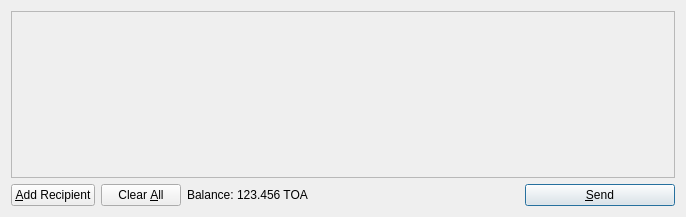
Qt form src/qt/forms/sendcoinsdialog.ui (Pranz/smallchange) before a commit.
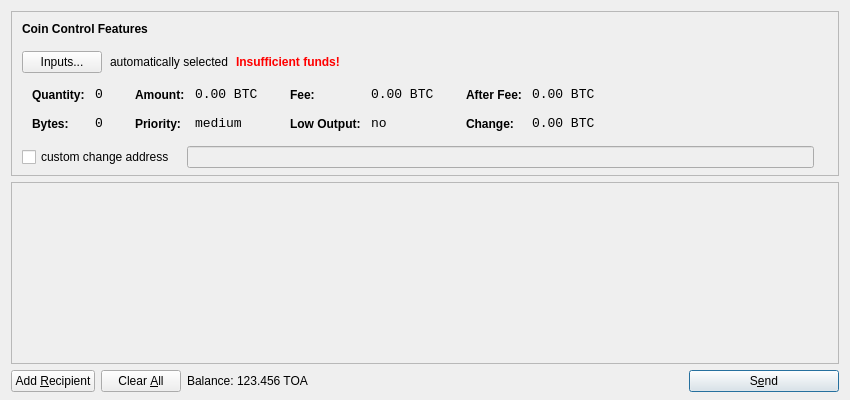
The same form after that commit. Icons and pictures are not drawn.

Commit message: Reboot, forking LiteCoin with modifications to Toakrona

```diff
--- a/src/qt/forms/sendcoinsdialog.ui
+++ b/src/qt/forms/sendcoinsdialog.ui
@@ -6,14 +6,615 @@
    <rect>
     <x>0</x>
     <y>0</y>
-    <width>686</width>
-    <height>217</height>
+    <width>850</width>
+    <height>400</height>
    </rect>
   </property>
   <property name="windowTitle">
    <string>Send Coins</string>
   </property>
-  <layout class="QVBoxLayout" name="verticalLayout">
+  <layout class="QVBoxLayout" name="verticalLayout" stretch="0,1,0">
+   <property name="bottomMargin">
+    <number>8</number>
+   </property>
+   <item>
+    <widget class="QFrame" name="frameCoinControl">
+     <property name="sizePolicy">
+      <sizepolicy hsizetype="Expanding" vsizetype="Expanding">
+       <horstretch>0</horstretch>
+       <verstretch>0</verstretch>
+      </sizepolicy>
+     </property>
+     <property name="maximumSize">
+      <size>
+       <width>16777215</width>
+       <height>16777215</height>
+      </size>
+     </property>
+     <property name="frameShape">
+      <enum>QFrame::StyledPanel</enum>
+     </property>
+     <property name="frameShadow">
+      <enum>QFrame::Sunken</enum>
+     </property>
+     <layout class="QVBoxLayout" name="verticalLayoutCoinControl2">
+      <property name="spacing">
+       <number>-1</number>
+      </property>
+      <property name="leftMargin">
+       <number>0</number>
+      </property>
+      <property name="topMargin">
+       <number>0</number>
+      </property>
+      <property name="rightMargin">
+       <number>0</number>
+      </property>
+      <property name="bottomMargin">
+       <number>6</number>
+      </property>
+      <item>
+       <layout class="QVBoxLayout" name="verticalLayoutCoinControl" stretch="0,0,0,0,1">
+        <property name="spacing">
+         <number>0</number>
+        </property>
+        <property name="leftMargin">
+         <number>10</number>
+        </property>
+        <property name="topMargin">
+         <number>10</number>
+        </property>
+        <item>
+         <layout class="QHBoxLayout" name="horizontalLayoutCoinControl1">
+          <property name="bottomMargin">
+           <number>15</number>
+          </property>
+          <item>
+           <widget class="QLabel" name="labelCoinControlFeatures">
+            <property name="sizePolicy">
+             <sizepolicy hsizetype="Preferred" vsizetype="Maximum">
+              <horstretch>0</horstretch>
+              <verstretch>0</verstretch>
+             </sizepolicy>
+            </property>
+            <property name="font">
+             <font>
+              <weight>75</weight>
+              <bold>true</bold>
+             </font>
+            </property>
+            <property name="styleSheet">
+             <string notr="true">font-weight:bold;</string>
+            </property>
+            <property name="text">
+             <string>Coin Control Features</string>
+            </property>
+           </widget>
+          </item>
+         </layout>
+        </item>
+        <item>
+         <layout class="QHBoxLayout" name="horizontalLayoutCoinControl2" stretch="0,0,0,0">
+          <property name="spacing">
+           <number>8</number>
+          </property>
+          <property name="bottomMargin">
+           <number>10</number>
+          </property>
+          <item>
+           <widget class="QPushButton" name="pushButtonCoinControl">
+            <property name="styleSheet">
+             <string notr="true"/>
+            </property>
+            <property name="text">
+             <string>Inputs...</string>
+            </property>
+           </widget>
+          </item>
+          <item>
+           <widget class="QLabel" name="labelCoinControlAutomaticallySelected">
+            <property name="text">
+             <string>automatically selected</string>
+            </property>
+            <property name="margin">
+             <number>5</number>
+            </property>
+           </widget>
+          </item>
+          <item>
+           <widget class="QLabel" name="labelCoinControlInsuffFunds">
+            <property name="font">
+             <font>
+              <weight>75</weight>
+              <bold>true</bold>
+             </font>
+            </property>
+            <property name="styleSheet">
+             <string notr="true">color:red;font-weight:bold;</string>
+            </property>
+            <property name="text">
+             <string>Insufficient funds!</string>
+            </property>
+            <property name="margin">
+             <number>5</number>
+            </property>
+           </widget>
+          </item>
+          <item>
+           <spacer name="horizontalSpacerCoinControl">
+            <property name="orientation">
+             <enum>Qt::Horizontal</enum>
+            </property>
+            <property name="sizeHint" stdset="0">
+             <size>
+              <width>40</width>
+              <height>1</height>
+             </size>
+            </property>
+           </spacer>
+          </item>
+         </layout>
+        </item>
+        <item>
+         <widget class="QWidget" name="widgetCoinControl" native="true">
+          <property name="sizePolicy">
+           <sizepolicy hsizetype="Preferred" vsizetype="Preferred">
+            <horstretch>0</horstretch>
+            <verstretch>0</verstretch>
+           </sizepolicy>
+          </property>
+          <property name="minimumSize">
+           <size>
+            <width>0</width>
+            <height>0</height>
+           </size>
+          </property>
+          <property name="styleSheet">
+           <string notr="true"/>
+          </property>
+          <layout class="QHBoxLayout" name="horizontalLayoutCoinControl5">
+           <property name="margin">
+            <number>0</number>
+           </property>
+           <item>
+            <layout class="QHBoxLayout" name="horizontalLayoutCoinControl3" stretch="0,0,0,1">
+             <property name="spacing">
+              <number>20</number>
+             </property>
+             <property name="topMargin">
+              <number>0</number>
+             </property>
+             <property name="bottomMargin">
+              <number>10</number>
+             </property>
+             <item>
+              <layout class="QFormLayout" name="formLayoutCoinControl1">
+               <property name="horizontalSpacing">
+                <number>10</number>
+               </property>
+               <property name="verticalSpacing">
+                <number>14</number>
+               </property>
+               <property name="leftMargin">
+                <number>10</number>
+               </property>
+               <property name="topMargin">
+                <number>4</number>
+               </property>
+               <property name="rightMargin">
+                <number>6</number>
+               </property>
+               <item row="0" column="0">
+                <widget class="QLabel" name="labelCoinControlQuantityText">
+                 <property name="styleSheet">
+                  <string notr="true">font-weight:bold;</string>
+                 </property>
+                 <property name="text">
+                  <string>Quantity:</string>
+                 </property>
+                 <property name="margin">
+                  <number>0</number>
+                 </property>
+                </widget>
+               </item>
+               <item row="0" column="1">
+                <widget class="QLabel" name="labelCoinControlQuantity">
+                 <property name="font">
+                  <font>
+                   <family>Monospace</family>
+                   <pointsize>10</pointsize>
+                  </font>
+                 </property>
+                 <property name="cursor">
+                  <cursorShape>IBeamCursor</cursorShape>
+                 </property>
+                 <property name="contextMenuPolicy">
+                  <enum>Qt::ActionsContextMenu</enum>
+                 </property>
+                 <property name="text">
+                  <string notr="true">0</string>
+                 </property>
+                 <property name="margin">
+                  <number>0</number>
+                 </property>
+                 <property name="textInteractionFlags">
+                  <set>Qt::LinksAccessibleByMouse|Qt::TextSelectableByKeyboard|Qt::TextSelectableByMouse</set>
+                 </property>
+                </widget>
+               </item>
+               <item row="1" column="0">
+                <widget class="QLabel" name="labelCoinControlBytesText">
+                 <property name="styleSheet">
+                  <string notr="true">font-weight:bold;</string>
+                 </property>
+                 <property name="text">
+                  <string>Bytes:</string>
+                 </property>
+                </widget>
+               </item>
+               <item row="1" column="1">
+                <widget class="QLabel" name="labelCoinControlBytes">
+                 <property name="font">
+                  <font>
+                   <family>Monospace</family>
+                   <pointsize>10</pointsize>
+                  </font>
+                 </property>
+                 <property name="cursor">
+                  <cursorShape>IBeamCursor</cursorShape>
+                 </property>
+                 <property name="contextMenuPolicy">
+                  <enum>Qt::ActionsContextMenu</enum>
+                 </property>
+                 <property name="text">
+                  <string notr="true">0</string>
+                 </property>
+                 <property name="textInteractionFlags">
+                  <set>Qt::LinksAccessibleByMouse|Qt::TextSelectableByKeyboard|Qt::TextSelectableByMouse</set>
+                 </property>
+                </widget>
+               </item>
+              </layout>
+             </item>
+             <item>
+              <layout class="QFormLayout" name="formLayoutCoinControl2">
+               <property name="horizontalSpacing">
+                <number>10</number>
+               </property>
+               <property name="verticalSpacing">
+                <number>14</number>
+               </property>
+               <property name="leftMargin">
+                <number>6</number>
+               </property>
+               <property name="topMargin">
+                <number>4</number>
+               </property>
+               <property name="rightMargin">
+                <number>6</number>
+               </property>
+               <item row="0" column="0">
+                <widget class="QLabel" name="labelCoinControlAmountText">
+                 <property name="styleSheet">
+                  <string notr="true">font-weight:bold;</string>
+                 </property>
+                 <property name="text">
+                  <string>Amount:</string>
+                 </property>
+                 <property name="margin">
+                  <number>0</number>
+                 </property>
+                </widget>
+               </item>
+               <item row="0" column="1">
+                <widget class="QLabel" name="labelCoinControlAmount">
+                 <property name="font">
+                  <font>
+                   <family>Monospace</family>
+                   <pointsize>10</pointsize>
+                  </font>
+                 </property>
+                 <property name="cursor">
+                  <cursorShape>IBeamCursor</cursorShape>
+                 </property>
+                 <property name="contextMenuPolicy">
+                  <enum>Qt::ActionsContextMenu</enum>
+                 </property>
+                 <property name="text">
+                  <string notr="true">0.00 BTC</string>
+                 </property>
+                 <property name="textInteractionFlags">
+                  <set>Qt::LinksAccessibleByMouse|Qt::TextSelectableByKeyboard|Qt::TextSelectableByMouse</set>
+                 </property>
+                </widget>
+               </item>
+               <item row="1" column="0">
+                <widget class="QLabel" name="labelCoinControlPriorityText">
+                 <property name="styleSheet">
+                  <string notr="true">font-weight:bold;</string>
+                 </property>
+                 <property name="text">
+                  <string>Priority:</string>
+                 </property>
+                </widget>
+               </item>
+               <item row="1" column="1">
+                <widget class="QLabel" name="labelCoinControlPriority">
+                 <property name="font">
+                  <font>
+                   <family>Monospace</family>
+                   <pointsize>10</pointsize>
+                  </font>
+                 </property>
+                 <property name="cursor">
+                  <cursorShape>IBeamCursor</cursorShape>
+                 </property>
+                 <property name="contextMenuPolicy">
+                  <enum>Qt::ActionsContextMenu</enum>
+                 </property>
+                 <property name="text">
+                  <string>medium</string>
+                 </property>
+                 <property name="textInteractionFlags">
+                  <set>Qt::LinksAccessibleByMouse|Qt::TextSelectableByKeyboard|Qt::TextSelectableByMouse</set>
+                 </property>
+                </widget>
+               </item>
+              </layout>
+             </item>
+             <item>
+              <layout class="QFormLayout" name="formLayoutCoinControl3">
+               <property name="horizontalSpacing">
+                <number>10</number>
+               </property>
+               <property name="verticalSpacing">
+                <number>14</number>
+               </property>
+               <property name="leftMargin">
+                <number>6</number>
+               </property>
+               <property name="topMargin">
+                <number>4</number>
+               </property>
+               <property name="rightMargin">
+                <number>6</number>
+               </property>
+               <item row="0" column="0">
+                <widget class="QLabel" name="labelCoinControlFeeText">
+                 <property name="styleSheet">
+                  <string notr="true">font-weight:bold;</string>
+                 </property>
+                 <property name="text">
+                  <string>Fee:</string>
+                 </property>
+                 <property name="margin">
+                  <number>0</number>
+                 </property>
+                </widget>
+               </item>
+               <item row="0" column="1">
+                <widget class="QLabel" name="labelCoinControlFee">
+                 <property name="font">
+                  <font>
+                   <family>Monospace</family>
+                   <pointsize>10</pointsize>
+                  </font>
+                 </property>
+                 <property name="cursor">
+                  <cursorShape>IBeamCursor</cursorShape>
+                 </property>
+                 <property name="contextMenuPolicy">
+                  <enum>Qt::ActionsContextMenu</enum>
+                 </property>
+                 <property name="text">
+                  <string notr="true">0.00 BTC</string>
+                 </property>
+                 <property name="textInteractionFlags">
+                  <set>Qt::LinksAccessibleByMouse|Qt::TextSelectableByKeyboard|Qt::TextSelectableByMouse</set>
+                 </property>
+                </widget>
+               </item>
+               <item row="1" column="0">
+                <widget class="QLabel" name="labelCoinControlLowOutputText">
+                 <property name="styleSheet">
+                  <string notr="true">font-weight:bold;</string>
+                 </property>
+                 <property name="text">
+                  <string>Low Output:</string>
+                 </property>
+                </widget>
+               </item>
+               <item row="1" column="1">
+                <widget class="QLabel" name="labelCoinControlLowOutput">
+                 <property name="font">
+                  <font>
+                   <family>Monospace</family>
+                   <pointsize>10</pointsize>
+                  </font>
+                 </property>
+                 <property name="cursor">
+                  <cursorShape>IBeamCursor</cursorShape>
+                 </property>
+                 <property name="contextMenuPolicy">
+                  <enum>Qt::ActionsContextMenu</enum>
+                 </property>
+                 <property name="text">
+                  <string>no</string>
+                 </property>
+                 <property name="textInteractionFlags">
+                  <set>Qt::LinksAccessibleByMouse|Qt::TextSelectableByKeyboard|Qt::TextSelectableByMouse</set>
+                 </property>
+                </widget>
+               </item>
+              </layout>
+             </item>
+             <item>
+              <layout class="QFormLayout" name="formLayoutCoinControl4">
+               <property name="horizontalSpacing">
+                <number>10</number>
+               </property>
+               <property name="verticalSpacing">
+                <number>14</number>
+               </property>
+               <property name="leftMargin">
+                <number>6</number>
+               </property>
+               <property name="topMargin">
+                <number>4</number>
+               </property>
+               <property name="rightMargin">
+                <number>6</number>
+               </property>
+               <item row="0" column="0">
+                <widget class="QLabel" name="labelCoinControlAfterFeeText">
+                 <property name="styleSheet">
+                  <string notr="true">font-weight:bold;</string>
+                 </property>
+                 <property name="text">
+                  <string>After Fee:</string>
+                 </property>
+                 <property name="margin">
+                  <number>0</number>
+                 </property>
+                </widget>
+               </item>
+               <item row="0" column="1">
+                <widget class="QLabel" name="labelCoinControlAfterFee">
+                 <property name="font">
+                  <font>
+                   <family>Monospace</family>
+                   <pointsize>10</pointsize>
+                  </font>
+                 </property>
+                 <property name="cursor">
+                  <cursorShape>IBeamCursor</cursorShape>
+                 </property>
+                 <property name="contextMenuPolicy">
+                  <enum>Qt::ActionsContextMenu</enum>
+                 </property>
+                 <property name="text">
+                  <string notr="true">0.00 BTC</string>
+                 </property>
+                 <property name="textInteractionFlags">
+                  <set>Qt::LinksAccessibleByMouse|Qt::TextSelectableByKeyboard|Qt::TextSelectableByMouse</set>
+                 </property>
+                </widget>
+               </item>
+               <item row="1" column="0">
+                <widget class="QLabel" name="labelCoinControlChangeText">
+                 <property name="styleSheet">
+                  <string notr="true">font-weight:bold;</string>
+                 </property>
+                 <property name="text">
+                  <string>Change:</string>
+                 </property>
+                </widget>
+               </item>
+               <item row="1" column="1">
+                <widget class="QLabel" name="labelCoinControlChange">
+                 <property name="font">
+                  <font>
+                   <family>Monospace</family>
+                   <pointsize>10</pointsize>
+                  </font>
+                 </property>
+                 <property name="cursor">
+                  <cursorShape>IBeamCursor</cursorShape>
+                 </property>
+                 <property name="contextMenuPolicy">
+                  <enum>Qt::ActionsContextMenu</enum>
+                 </property>
+                 <property name="text">
+                  <string notr="true">0.00 BTC</string>
+                 </property>
+                 <property name="textInteractionFlags">
+                  <set>Qt::LinksAccessibleByMouse|Qt::TextSelectableByKeyboard|Qt::TextSelectableByMouse</set>
+                 </property>
+                </widget>
+               </item>
+              </layout>
+             </item>
+            </layout>
+           </item>
+          </layout>
+         </widget>
+        </item>
+        <item>
+         <layout class="QHBoxLayout" name="horizontalLayoutCoinControl4" stretch="0,0,0">
+          <property name="spacing">
+           <number>12</number>
+          </property>
+          <property name="sizeConstraint">
+           <enum>QLayout::SetDefaultConstraint</enum>
+          </property>
+          <property name="topMargin">
+           <number>5</number>
+          </property>
+          <property name="rightMargin">
+           <number>5</number>
+          </property>
+          <item>
+           <widget class="QCheckBox" name="checkBoxCoinControlChange">
+            <property name="text">
+             <string>custom change address</string>
+            </property>
+           </widget>
+          </item>
+          <item>
+           <widget class="QLineEdit" name="lineEditCoinControlChange">
+            <property name="enabled">
+             <bool>false</bool>
+            </property>
+            <property name="sizePolicy">
+             <sizepolicy hsizetype="Expanding" vsizetype="Fixed">
+              <horstretch>0</horstretch>
+              <verstretch>0</verstretch>
+             </sizepolicy>
+            </property>
+           </widget>
+          </item>
+          <item>
+           <widget class="QLabel" name="labelCoinControlChangeLabel">
+            <property name="sizePolicy">
+             <sizepolicy hsizetype="Preferred" vsizetype="Expanding">
+              <horstretch>0</horstretch>
+              <verstretch>0</verstretch>
+             </sizepolicy>
+            </property>
+            <property name="minimumSize">
+             <size>
+              <width>0</width>
+              <height>0</height>
+             </size>
+            </property>
+            <property name="text">
+             <string/>
+            </property>
+            <property name="margin">
+             <number>3</number>
+            </property>
+           </widget>
+          </item>
+         </layout>
+        </item>
+        <item>
+         <spacer name="verticalSpacerCoinControl">
+          <property name="orientation">
+           <enum>Qt::Vertical</enum>
+          </property>
+          <property name="sizeHint" stdset="0">
+           <size>
+            <width>800</width>
+            <height>1</height>
+           </size>
+          </property>
+         </spacer>
+        </item>
+       </layout>
+      </item>
+     </layout>
+    </widget>
+   </item>
    <item>
     <widget class="QScrollArea" name="scrollArea">
      <property name="widgetResizable">
@@ -24,7 +625,7 @@
        <rect>
         <x>0</x>
         <y>0</y>
-        <width>666</width>
+        <width>830</width>
         <height>165</height>
        </rect>
       </property>
@@ -64,7 +665,7 @@
         <string>Send to multiple recipients at once</string>
        </property>
        <property name="text">
-        <string>&amp;Add Recipient</string>
+        <string>Add &amp;Recipient</string>
        </property>
        <property name="icon">
         <iconset resource="../toakrona.qrc">
@@ -153,7 +754,7 @@
         <string>Confirm the send action</string>
        </property>
        <property name="text">
-        <string>&amp;Send</string>
+        <string>S&amp;end</string>
        </property>
        <property name="icon">
         <iconset resource="../toakrona.qrc">
```
Left out of the diff: 8 changed lines with no effect on the pictures. The commit also changes 539 other files.
